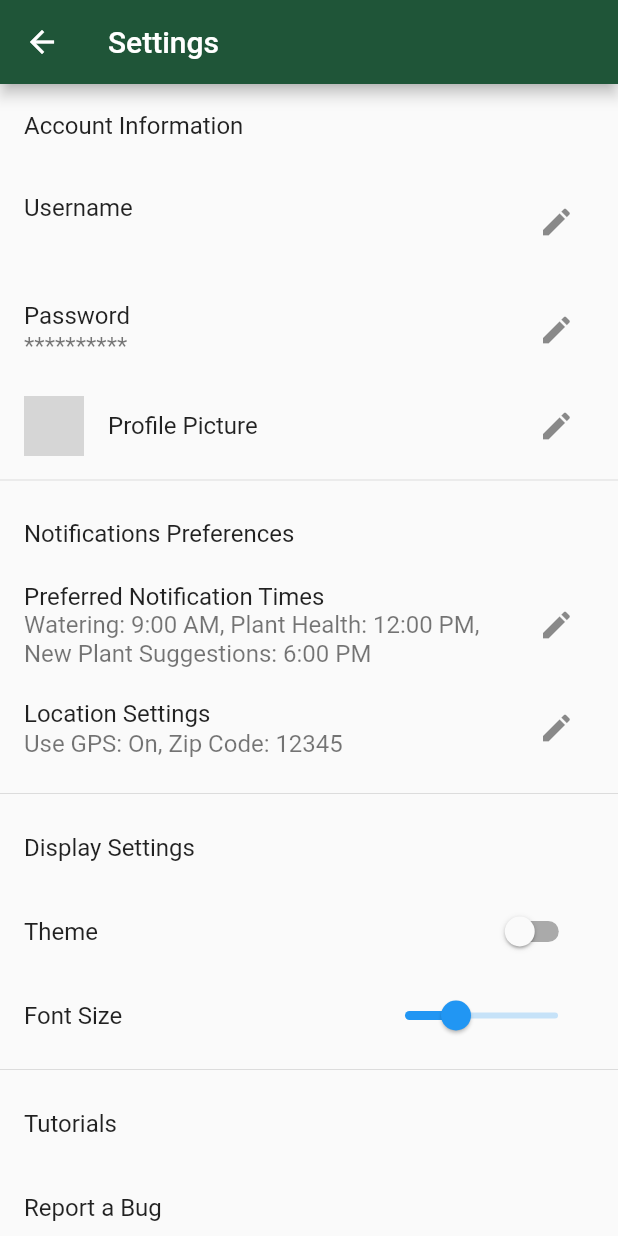
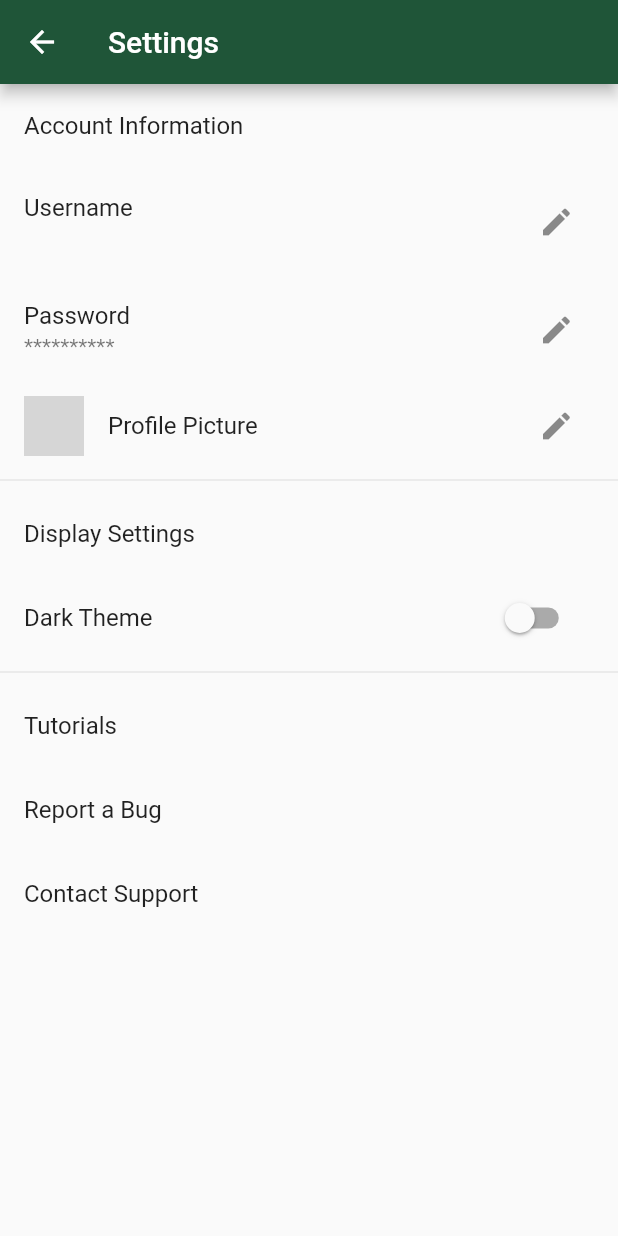
Before and after one commit to Ido-Grossman/Plant-It-App, a Flutter app: the SettingsScreen screen opened directly with empty values, on a phone screen of 412 x 824 dp. Run offline on Flutter 3.47's test engine with Material 2 defaults, Android fonts, the phone set to English and light mode, and no system bars; our stand-ins replace animated_bottom_navigation_bar, firebase_auth, firebase_core, flutter_spinkit, fluttertoast, google_fonts and 8 more; missing offline and left inert: device_calendar, flutter_exif_rotation, flutter_gifimage; accounts and stored records are empty; network calls fail; grey boxes are pictures that could not be loaded.

Commit message:
delete font adjustment

```diff
--- a/Frontend/lib/main.dart
+++ b/Frontend/lib/main.dart
@@ -18,7 +18,6 @@ Future<void> main() async {
     MultiProvider(
       providers: [
         ChangeNotifierProvider(create: (_) => AppTheme()),
-        ChangeNotifierProvider(create: (_) => FontSizeNotifier()),
       ],
       child: const MyApp(),
     ),
@@ -38,16 +37,6 @@ class AppTheme extends ChangeNotifier {
   }
 }
 
-class FontSizeNotifier extends ChangeNotifier {
-  double _fontSize = 16.0;
-
-  double get fontSize => _fontSize;
-
-  void updateFontSize(double newSize) {
-    _fontSize = newSize;
-    notifyListeners();
-  }
-}
 
 class MyApp extends StatelessWidget {
   const MyApp({Key? key}) : super(key: key);
--- a/Frontend/lib/menu/profile_screen.dart
+++ b/Frontend/lib/menu/profile_screen.dart
@@ -9,7 +9,6 @@ import 'package:provider/provider.dart';
 
 import '../logins/login_screen.dart';
 import '../service/google_sign_in.dart';
-import '../widgets/font_adjusted_text.dart';
 
 class MyProfile extends StatefulWidget {
   final String? token;
@@ -241,8 +240,8 @@ class ProfileMenuOption extends StatelessWidget {
             color: settingColor,
           ),
         ),
-        title: FontAdjustedText(
-          text: title,
+        title: Text(
+          title,
           style: const TextStyle(fontSize: 18).apply(color: textColor),
         ),
         trailing: endIcon
--- a/Frontend/lib/settings/information_screen.dart
+++ b/Frontend/lib/settings/information_screen.dart
@@ -2,8 +2,6 @@ import 'package:flutter/material.dart';
 import 'package:frontend/constants.dart';
 import 'package:frontend/settings/privacy_policy_screen.dart';
 import 'package:frontend/settings/terms_of_service_screen.dart';
-
-import '../widgets/font_adjusted_text.dart';
 
 class InformationScreen extends StatelessWidget {
   final String appVersion = '1.0.0';
@@ -12,7 +10,7 @@ class InformationScreen extends StatelessWidget {
   final String privacyPolicyURL = 'https://yourcompany.com/privacy-policy';
   final String termsOfServiceURL = 'https://yourcompany.com/terms-of-service';
 
-  const InformationScreen({super.key});
+  const InformationScreen({Key? key}) : super(key: key);
 
   @override
   Widget build(BuildContext context) {
@@ -25,16 +23,16 @@ class InformationScreen extends StatelessWidget {
         padding: EdgeInsets.all(16),
         children: [
           ListTile(
-            title: FontAdjustedText(text: 'App Version'),
-            subtitle: FontAdjustedText(text: appVersion),
+            title: Text('App Version', style: TextStyle(fontSize: 16)),
+            subtitle: Text(appVersion, style: TextStyle(fontSize: 14)),
           ),
           ListTile(
-            title: FontAdjustedText(text: 'Build Number'),
-            subtitle: FontAdjustedText(text: buildNumber),
+            title: Text('Build Number', style: TextStyle(fontSize: 16)),
+            subtitle: Text(buildNumber, style: TextStyle(fontSize: 14)),
           ),
           Divider(),
           ListTile(
-            title: FontAdjustedText(text: 'Privacy Policy'),
+            title: Text('Privacy Policy', style: TextStyle(fontSize: 16)),
             onTap: () {
               Navigator.push(
                 context,
@@ -45,7 +43,7 @@ class InformationScreen extends StatelessWidget {
             },
           ),
           ListTile(
-            title: FontAdjustedText(text: 'Terms of Service'),
+            title: Text('Terms of Service', style: TextStyle(fontSize: 16)),
             onTap: () {
               Navigator.push(
                 context,
--- a/Frontend/lib/settings/settings.dart
+++ b/Frontend/lib/settings/settings.dart
@@ -14,8 +14,6 @@ import 'package:provider/provider.dart';
 import 'package:http/http.dart' as http;
 
 import '../main.dart';
-import '../widgets/plant_loading_icon.dart';
-import '../widgets/font_adjusted_text.dart';
 import 'contact_support_screen.dart';
 
 class SettingsScreen extends StatefulWidget {
@@ -171,7 +169,6 @@ class _SettingsScreenState extends State<SettingsScreen> {
   @override
   Widget build(BuildContext context) {
     final appTheme = Provider.of<AppTheme>(context);
-    FontSizeNotifier fontSizeNotifier = Provider.of<FontSizeNotifier>(context);
     return Scaffold(
       appBar: AppBar(
         title: Text('Settings'),
@@ -180,12 +177,13 @@ class _SettingsScreenState extends State<SettingsScreen> {
       body: ListView(
         children: [
           ListTile(
-              title: FontAdjustedText(
-            text: 'Account Information',
-          )),
+              title: Text(
+                'Account Information',
+                style: TextStyle(fontSize: 16),
+              )),
           ListTile(
-            title: FontAdjustedText(text: 'Username'),
-            subtitle: FontAdjustedText(text: widget.username),
+            title: Text('Username', style: TextStyle(fontSize: 16)),
+            subtitle: Text(widget.username, style: TextStyle(fontSize: 14)),
             trailing: SizedBox(
               width: 50,
               child: IconButton(
@@ -197,8 +195,8 @@ class _SettingsScreenState extends State<SettingsScreen> {
             ),
           ),
           ListTile(
-            title: FontAdjustedText(text: 'Password'),
-            subtitle: FontAdjustedText(text: '**********'),
+            title: Text('Password', style: TextStyle(fontSize: 16)),
+            subtitle: Text('**********', style: TextStyle(fontSize: 14)),
             trailing: SizedBox(
               width: 50,
               child: IconButton(
@@ -210,7 +208,7 @@ class _SettingsScreenState extends State<SettingsScreen> {
             ),
           ),
           ListTile(
-            title: FontAdjustedText(text: 'Profile Picture'),
+            title: Text('Profile Picture', style: TextStyle(fontSize: 16)),
             leading: CircleAvatar(
               backgroundImage: NetworkImage(widget.profileImg),
               backgroundColor: Colors.white,
@@ -234,39 +232,9 @@ class _SettingsScreenState extends State<SettingsScreen> {
             ),
           ),
           Divider(),
-          ListTile(title: FontAdjustedText(text: 'Notifications Preferences')),
+          ListTile(title: Text('Display Settings', style: TextStyle(fontSize: 16))),
           ListTile(
-            title: FontAdjustedText(text: 'Preferred Notification Times'),
-            subtitle: FontAdjustedText(
-                text:
-                    'Watering: 9:00 AM, Plant Health: 12:00 PM, New Plant Suggestions: 6:00 PM'),
-            trailing: SizedBox(
-              width: 50,
-              child: IconButton(
-                icon: Icon(Icons.edit),
-                onPressed: () {
-                  // Edit preferred notification times
-                },
-              ),
-            ),
-          ),
-          ListTile(
-            title: FontAdjustedText(text: 'Location Settings'),
-            subtitle: FontAdjustedText(text: 'Use GPS: On, Zip Code: 12345'),
-            trailing: SizedBox(
-              width: 50,
-              child: IconButton(
-                icon: Icon(Icons.edit),
-                onPressed: () {
-                  // Edit location settings
-                },
-              ),
-            ),
-          ),
-          Divider(),
-          ListTile(title: FontAdjustedText(text: 'Display Settings')),
-          ListTile(
-            title: FontAdjustedText(text: 'Theme'),
+            title: Text('Dark Theme', style: TextStyle(fontSize: 16)),
             trailing: SizedBox(
               width: 80,
               child: Switch(
@@ -279,23 +247,9 @@ class _SettingsScreenState extends State<SettingsScreen> {
               ),
             ),
           ),
-          ListTile(
-            title: FontAdjustedText(text: 'Font Size'),
-            trailing: SizedBox(
-              width: 150,
-              child: Slider(
-                min: 12,
-                max: 24,
-                value: fontSizeNotifier.fontSize,
-                onChanged: (double value) {
-                  fontSizeNotifier.updateFontSize(value);
-                },
-              ),
-            ),
-          ),
           Divider(),
           ListTile(
-            title: FontAdjustedText(text: 'Tutorials'),
+            title: Text('Tutorials', style: TextStyle(fontSize: 16)),
             onTap: () {
               Navigator.push(
                 context,
@@ -306,7 +260,7 @@ class _SettingsScreenState extends State<SettingsScreen> {
             },
           ),
           ListTile(
-            title: FontAdjustedText(text: 'Report a Bug'),
+            title: Text('Report a Bug', style: TextStyle(fontSize: 16)),
             onTap: () {
               Navigator.push(
                 context,
@@ -317,7 +271,7 @@ class _SettingsScreenState extends State<SettingsScreen> {
             },
           ),
           ListTile(
-            title: FontAdjustedText(text: 'Contact Support'),
+            title: Text('Contact Support', style: TextStyle(fontSize: 16)),
             onTap: () {
               Navigator.push(
                 context,
@@ -331,4 +285,5 @@ class _SettingsScreenState extends State<SettingsScreen> {
       ),
     );
   }
+
 }
--- a/Frontend/lib/widgets/font_adjusted_text.dart
+++ /dev/null
@@ -1,24 +0,0 @@
-import 'package:flutter/material.dart';
-import 'package:provider/provider.dart';
-
-import '../main.dart';
-
-class FontAdjustedText extends StatelessWidget {
-  final String text;
-  final TextStyle? style;
-
-  const FontAdjustedText({Key? key, required this.text, this.style})
-      : super(key: key);
-
-  @override
-  Widget build(BuildContext context) {
-    FontSizeNotifier fontSizeNotifier = Provider.of<FontSizeNotifier>(context);
-
-    return Text(
-      text,
-      style: (style ?? DefaultTextStyle.of(context).style).copyWith(
-        fontSize: fontSizeNotifier.fontSize,
-      ),
-    );
-  }
-}
```
Lines whose indentation alone changed are shown as unchanged.
